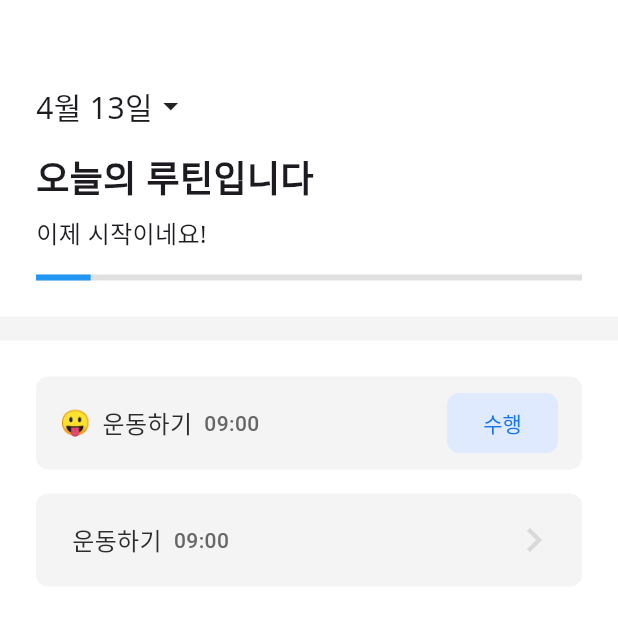
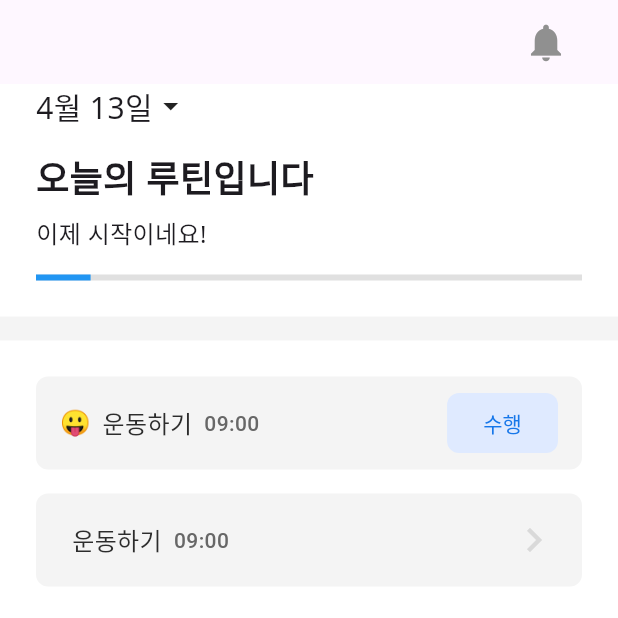
Before and after one commit to DoRun-DoRun/life-designer-client, a Flutter app: the screen it shows after launch, on a phone screen of 412 x 824 dp, the top half of it. Run offline on Flutter 3.47's test engine with Material 3 defaults, Android fonts, the phone set to English and light mode, and no system bars; our stand-ins replace dio, flutter_riverpod, flutter_secure_storage, go_router, percent_indicator, retrofit; missing offline and left inert: debounce_throttle, widgetbook, widgetbook_annotation; generated files the repository leaves out were written again; Roboto replaces fonts that are missing (NotoSansKR, TossFace).

Commit message:
feat: 기본 레이아웃 수정

```diff
--- a/lib/common/layout/default_layout.dart
+++ b/lib/common/layout/default_layout.dart
@@ -3,45 +3,100 @@ import 'package:dorun_app_flutter/common/constant/fonts.dart';
 import 'package:flutter/material.dart';
 
 class DefaultLayout extends StatelessWidget {
-  final Color? backgroundColor;
-  final Widget child;
+  final IconButton? leftIcon;
+  final IconButton? rightIcon;
   final String? title;
+  final bool showAppBar;
+  final Color backgroundColor;
   final Widget? bottomNavigationBar;
   final Widget? floatingActionButton;
+  final Widget child;
 
   const DefaultLayout({
-    required this.child,
-    this.backgroundColor,
+    super.key,
+    this.leftIcon,
+    this.rightIcon,
     this.title,
+    this.showAppBar = true,
+    this.backgroundColor = AppColors.BACKGROUND_SUB,
     this.bottomNavigationBar,
     this.floatingActionButton,
-    super.key,
+    required this.child,
   });
 
   @override
   Widget build(BuildContext context) {
     return Scaffold(
-      backgroundColor: backgroundColor ?? AppColors.BACKGROUND_SUB,
-      appBar: renderAppBar(),
-      body: child,
+      appBar: showAppBar
+          ? AppBar(
+              leading: leftIcon,
+              actions: rightIcon != null
+                  ? [
+                      Padding(
+                        padding: const EdgeInsets.only(right: 24.0),
+                        child: rightIcon!,
+                      )
+                    ]
+                  : null,
+              elevation: 0,
+              title: title != null
+                  ? Text(
+                      title!,
+                      style: AppTextStyles.MEDIUM_16.copyWith(
+                        color: Colors.black,
+                      ),
+                    )
+                  : null,
+            )
+          : null,
+      backgroundColor: backgroundColor,
       bottomNavigationBar: bottomNavigationBar,
       floatingActionButton: floatingActionButton,
+      body: child,
     );
   }
+}
 
-  AppBar? renderAppBar() {
-    if (title == null) {
-      return null;
-    } else {
-      return AppBar(
-        backgroundColor: Colors.white,
-        elevation: 0,
-        title: Text(
-          title!,
-          style: AppTextStyles.MEDIUM_16,
-        ),
-        // foregroundColor: Colors.black,
-      );
-    }
-  }
-}
+// class DefaultLayout extends StatelessWidget {
+//   final Color? backgroundColor;
+//   final Widget child;
+//   final String? title;
+//   final Widget? bottomNavigationBar;
+//   final Widget? floatingActionButton;
+
+//   const DefaultLayout({
+//     required this.child,
+//     this.backgroundColor,
+//     this.title,
+//     this.bottomNavigationBar,
+//     this.floatingActionButton,
+//     super.key,
+//   });
+
+//   @override
+//   Widget build(BuildContext context) {
+//     return Scaffold(
+//       backgroundColor: backgroundColor ?? AppColors.BACKGROUND_SUB,
+//       appBar: renderAppBar(),
+//       body: child,
+//       bottomNavigationBar: bottomNavigationBar,
+//       floatingActionButton: floatingActionButton,
+//     );
+//   }
+
+//   AppBar? renderAppBar() {
+//     if (title == null) {
+//       return null;
+//     } else {
+//       return AppBar(
+//         backgroundColor: Colors.white,
+//         elevation: 0,
+//         title: Text(
+//           title!,
+//           style: AppTextStyles.MEDIUM_16,
+//         ),
+//         // foregroundColor: Colors.black,
+//       );
+//     }
+//   }
+// }
--- a/lib/common/view/root_tab.dart
+++ b/lib/common/view/root_tab.dart
@@ -45,6 +45,7 @@ class _RootTabState extends State<RootTab> with SingleTickerProviderStateMixin {
   @override
   Widget build(BuildContext context) {
     return DefaultLayout(
+      showAppBar: false,
       bottomNavigationBar: BottomNavigationBar(
         selectedItemColor: PRIMARY_COLOR,
         unselectedItemColor: BODY_TEXT_COLOR,
--- a/lib/features/routine/view/routine_screen.dart
+++ b/lib/features/routine/view/routine_screen.dart
@@ -1,5 +1,6 @@
 import 'package:dorun_app_flutter/common/component/gap_column.dart';
 import 'package:dorun_app_flutter/common/component/list_item.dart';
+import 'package:dorun_app_flutter/common/constant/colors.dart';
 import 'package:dorun_app_flutter/common/constant/spacing.dart';
 import 'package:dorun_app_flutter/common/layout/default_layout.dart';
 import 'package:dorun_app_flutter/features/routine/view/routine_creator_screen.dart';
@@ -15,17 +16,16 @@ class RoutineScreen extends StatelessWidget {
   @override
   Widget build(BuildContext context) {
     return DefaultLayout(
-      title: '',
-      // appBar: AppBar(
-      //   actions: [
-      //     IconButton(
-      //       icon: const Icon(Icons.notifications),
-      //       onPressed: () {
-      //         // 알림 버튼 클릭 이벤트 처리
-      //       },
-      //     ),
-      //   ],
-      // ),
+      rightIcon: IconButton(
+        icon: const Icon(
+          Icons.notifications,
+          size: 30,
+          color: AppColors.TEXT_SUB,
+        ),
+        onPressed: () {
+          // 알림 버튼 클릭 이벤트 처리
+        },
+      ),
       floatingActionButton: FloatingActionButton(
         onPressed: () {
           Navigator.push(
@@ -36,16 +36,6 @@ class RoutineScreen extends StatelessWidget {
         },
         child: const Icon(Icons.add),
       ),
-      // appBar: AppBar(
-      //   actions: [
-      //     IconButton(
-      //       icon: const Icon(Icons.notifications),
-      //       onPressed: () {
-      //         // 알림 버튼 클릭 이벤트 처리
-      //       },
-      //     ),
-      //   ],
-      // ),
       child: GapColumn(
         gap: 16,
         children: [
```
